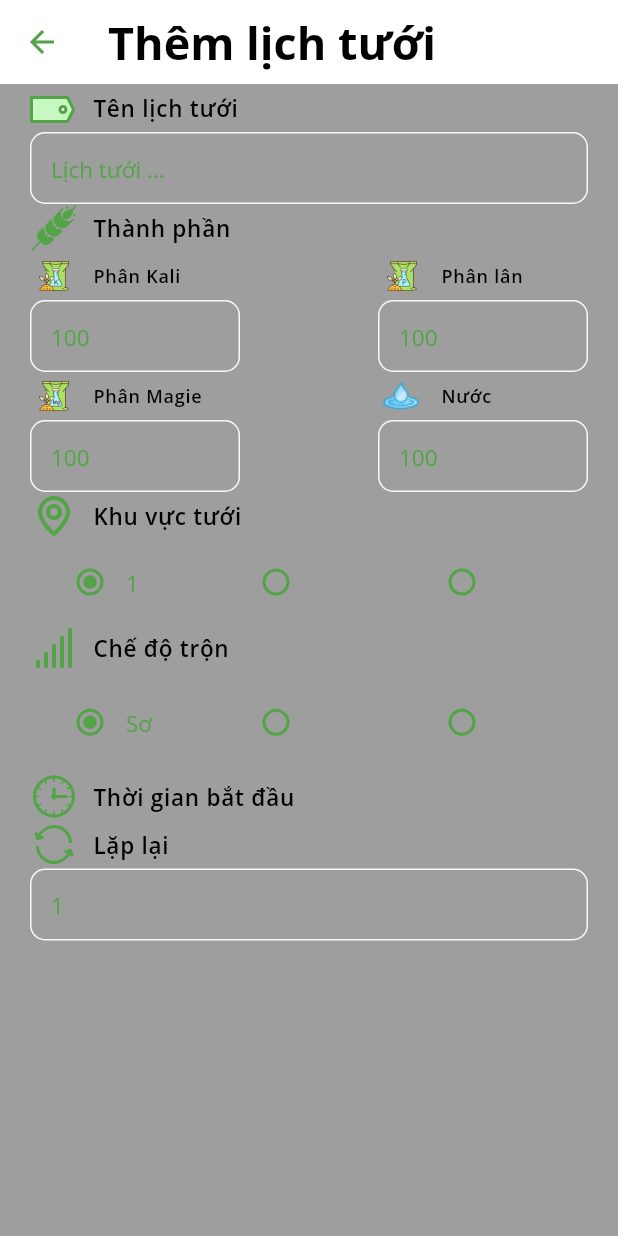
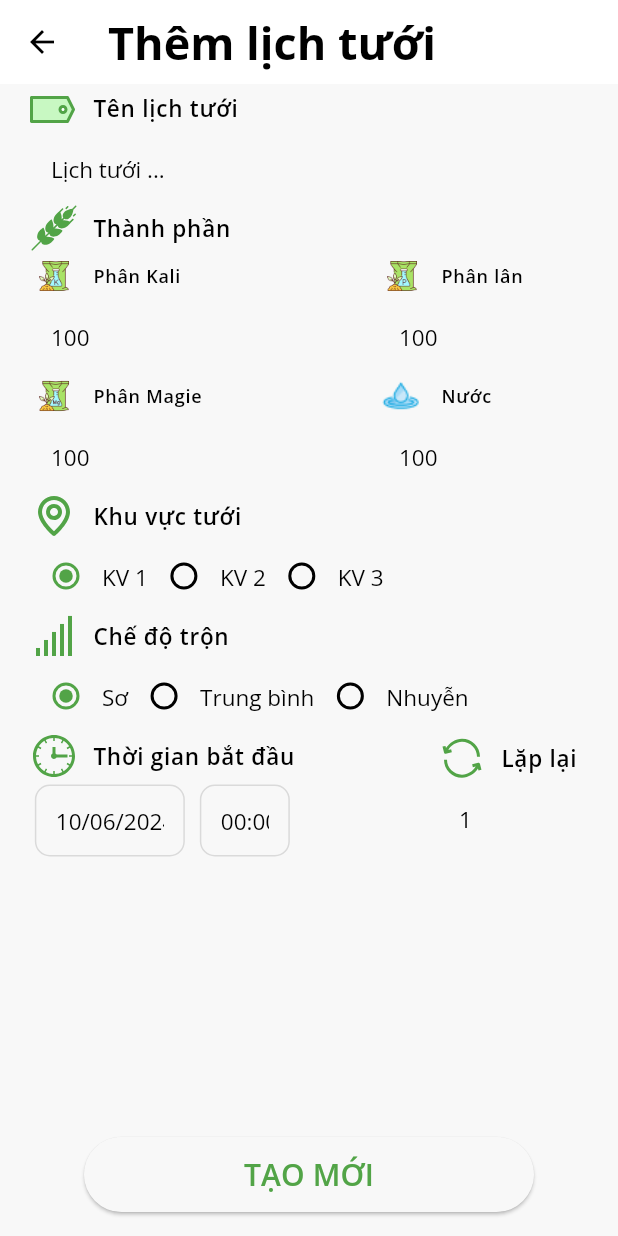
Before and after one commit to hoangluong202/iot-irrigation, a Flutter app: the screen it shows after launch, after a tap on an icon or button, on a phone screen of 412 x 824 dp. Run offline on Flutter 3.47's test engine with Material 3 defaults, Android fonts, the phone set to English and light mode, and no system bars; our stand-ins replace flutter_svg, table_calendar; missing offline and left inert: dart:ffi.

Commit message:
fix(calendar-add): update button create, fix radio button label format

```diff
--- /dev/null
+++ b/lib/components/date-time-picker.dart
@@ -0,0 +1,102 @@
+import 'dart:ffi';
+
+import 'package:flutter/material.dart';
+
+class DateTimePicker extends StatefulWidget {
+  const DateTimePicker({super.key});
+
+  @override
+  _DateTimePickerState createState() => _DateTimePickerState();
+}
+
+class _DateTimePickerState extends State<DateTimePicker> {
+  DateTime selectedDate = DateTime.now();
+  TimeOfDay selectedTime = const TimeOfDay(hour: 00, minute: 00);
+  final TextEditingController _dateController = TextEditingController();
+  final TextEditingController _timeController = TextEditingController();
+
+  Future<Null> _selectDate(BuildContext context) async {
+    final DateTime? picked = await showDatePicker(
+        context: context,
+        initialDate: selectedDate,
+        initialDatePickerMode: DatePickerMode.day,
+        firstDate: DateTime(2012),
+        lastDate: DateTime(2032),
+        fieldLabelText: 'Chọn ngày');
+    if (picked != null) {
+      setState(() {
+        selectedDate = picked;
+        _dateController.text = "${selectedDate.toLocal()}"
+            .split(' ')[0]
+            .split('-')
+            .reversed
+            .join('/');
+      });
+    }
+  }
+
+  Future<Null> _selectTime(BuildContext context) async {
+    final TimeOfDay? picked = await showTimePicker(
+      context: context,
+      initialTime: selectedTime,
+    );
+
+    if (picked != null) {
+      setState(() {
+        selectedTime = picked;
+        print(picked);
+        _timeController.text = selectedTime.format(context);
+      });
+    }
+  }
+
+  @override
+  void initState() {
+    _dateController.text = '10/06/2024';
+    _timeController.text = '00:00';
+    super.initState();
+  }
+
+  @override
+  Widget build(BuildContext context) {
+    return Row(children: [
+      Container(
+          width: 100,
+          child: InkWell(
+              onTap: () {
+                _selectDate(context);
+              },
+              child: TextFormField(
+                style: Theme.of(context).textTheme.displayMedium,
+                decoration: InputDecoration(
+                  contentPadding: const EdgeInsets.only(left: 10, right: 10),
+                  border: OutlineInputBorder(
+                    borderRadius: BorderRadius.circular(10),
+                  ),
+                ),
+                keyboardType: TextInputType.text,
+                enabled: false,
+                controller: _dateController,
+              ))),
+      const SizedBox(width: 10),
+      Container(
+          width: 60,
+          child: InkWell(
+              onTap: () {
+                _selectTime(context);
+              },
+              child: TextFormField(
+                style: Theme.of(context).textTheme.displayMedium,
+                decoration: InputDecoration(
+                  contentPadding: const EdgeInsets.only(left: 10, right: 10),
+                  border: OutlineInputBorder(
+                    borderRadius: BorderRadius.circular(10),
+                  ),
+                ),
+                keyboardType: TextInputType.text,
+                enabled: false,
+                controller: _timeController,
+              )))
+    ]);
+  }
+}
--- a/lib/constants/app_theme.dart
+++ b/lib/constants/app_theme.dart
@@ -21,8 +21,8 @@ class AppThemeData {
       onError: Color(0xff52A447),
       background: Color(0xffffffff),
       onBackground: Color(0xfff8f8f8),
-      surface: Colors.grey,
-      onSurface: Color(0xff52A447));
+      surface: Color(0xfff8f8f8),
+      onSurface: Colors.black);
 
   // static const _light = FontWeight.w300;
   static const _regular = FontWeight.w400;
@@ -50,6 +50,12 @@ class AppThemeData {
     displaySmall: TextStyle(fontSize: 12, fontFamily: 'OpenSans', fontWeight: _regular, color: boldTextColor),
 
     bodyLarge: TextStyle(fontSize: 20, fontFamily: 'OpenSans', fontWeight: _bold, color: boldTextColor),
+    bodyMedium: TextStyle(fontSize: 15, fontFamily: 'OpenSans', fontWeight: _bold, color: boldTextColor),
+    bodySmall: TextStyle(fontSize: 12, fontFamily: 'OpenSans', fontWeight: _bold, color: boldTextColor),
+
+    headlineLarge: TextStyle(fontSize: 20, fontFamily: 'OpenSans', fontWeight: _bold, color: boldTextColor),
+    headlineMedium: TextStyle(fontSize: 15, fontFamily: 'OpenSans', fontWeight: _bold, color: boldTextColor),
+    headlineSmall: TextStyle(fontSize: 12, fontFamily: 'OpenSans', fontWeight: _bold, color: boldTextColor),
 
   );
 }
--- a/lib/pages/calendar-form.dart
+++ b/lib/pages/calendar-form.dart
@@ -1,5 +1,6 @@
 import 'package:flutter/material.dart';
 import 'package:flutter_svg/svg.dart';
+import 'package:iot_irrigation/components/date-time-picker.dart';
 import 'package:iot_irrigation/constants/assets.dart';
 
 class CalendarForm extends StatefulWidget {
@@ -17,6 +18,7 @@ class _CalendarFormState extends State<CalendarForm> {
   @override
   Widget build(BuildContext context) {
     return Scaffold(
+        resizeToAvoidBottomInset: false,
         appBar: AppBar(
           title: Text('Thêm lịch tưới',
               style: Theme.of(context).textTheme.titleLarge),
@@ -152,17 +154,9 @@ class _CalendarFormState extends State<CalendarForm> {
                     _buildLabelWithIconSvg(
                         context, 'Khu vực tưới', Assets.locationIcon),
                     Row(
+                      mainAxisAlignment: MainAxisAlignment.start,
                       children: [
-                        Expanded(
-                          child: ListTile(
-                            title: Text('1'),
-                            horizontalTitleGap: 0,
-                            titleTextStyle:
-                                Theme.of(context).textTheme.displayMedium,
-                            textColor: 1 == _selectedArea
-                                ? Theme.of(context).colorScheme.primary
-                                : Theme.of(context).colorScheme.surface,
-                            leading: Radio<int>(
+                        Radio<int>(
                           value: 1,
                           groupValue: _selectedArea,
                           onChanged: (int? value) {
@@ -171,21 +165,9 @@ class _CalendarFormState extends State<CalendarForm> {
                             });
                           },
                         ),
-                          ),
-                        ),
-                        Expanded(
-                          child: ListTile(
-                            title: Text('2'),
-                            horizontalTitleGap: 0,
-                            titleTextStyle:
-                                Theme.of(context).textTheme.displayMedium,
-                            textColor: 2 == _selectedArea
-                                ? Theme.of(context).colorScheme.primary
-                                : Theme.of(context).colorScheme.surface,
-                            iconColor: 2 == _selectedArea
-                                ? Theme.of(context).colorScheme.primary
-                                : Theme.of(context).colorScheme.surface,
-                            leading: Radio<int>(
+                        Text('KV 1',
+                            style: Theme.of(context).textTheme.displayMedium),
+                        Radio<int>(
                           value: 2,
                           groupValue: _selectedArea,
                           onChanged: (int? value) {
@@ -194,18 +176,9 @@ class _CalendarFormState extends State<CalendarForm> {
                             });
                           },
                         ),
-                          ),
-                        ),
-                        Expanded(
-                          child: ListTile(
-                            title: Text('3'),
-                            horizontalTitleGap: 0,
-                            titleTextStyle:
-                                Theme.of(context).textTheme.displayMedium,
-                            textColor: 3 == _selectedArea
-                                ? Theme.of(context).colorScheme.primary
-                                : Theme.of(context).colorScheme.surface,
-                            leading: Radio<int>(
+                        Text('KV 2',
+                            style: Theme.of(context).textTheme.displayMedium),
+                        Radio<int>(
                           value: 3,
                           groupValue: _selectedArea,
                           onChanged: (int? value) {
@@ -214,24 +187,15 @@ class _CalendarFormState extends State<CalendarForm> {
                             });
                           },
                         ),
-                          ),
-                        ),
+                        Text('KV 3',
+                            style: Theme.of(context).textTheme.displayMedium),
                       ],
                     ),
                     _buildLabelWithIconSvg(
                         context, 'Chế độ trộn', Assets.levelIcon),
                     Row(
                       children: [
-                        Expanded(
-                          child: ListTile(
-                            title: Text('Sơ'),
-                            horizontalTitleGap: 0,
-                            titleTextStyle:
-                                Theme.of(context).textTheme.displayMedium,
-                            textColor: 1 == _selectedLevel
-                                ? Theme.of(context).colorScheme.primary
-                                : Theme.of(context).colorScheme.surface,
-                            leading: Radio<int>(
+                        Radio<int>(
                           value: 1,
                           groupValue: _selectedLevel,
                           onChanged: (int? value) {
@@ -240,21 +204,9 @@ class _CalendarFormState extends State<CalendarForm> {
                             });
                           },
                         ),
-                          ),
-                        ),
-                        Expanded(
-                          child: ListTile(
-                            title: Text('Trung bình'),
-                            horizontalTitleGap: 0,
-                            titleTextStyle:
-                                Theme.of(context).textTheme.displayMedium,
-                            textColor: 2 == _selectedLevel
-                                ? Theme.of(context).colorScheme.primary
-                                : Theme.of(context).colorScheme.surface,
-                            iconColor: 2 == _selectedLevel
-                                ? Theme.of(context).colorScheme.primary
-                                : Theme.of(context).colorScheme.surface,
-                            leading: Radio<int>(
+                        Text('Sơ',
+                            style: Theme.of(context).textTheme.displayMedium),
+                        Radio<int>(
                           value: 2,
                           groupValue: _selectedLevel,
                           onChanged: (int? value) {
@@ -263,18 +215,9 @@ class _CalendarFormState extends State<CalendarForm> {
                             });
                           },
                         ),
-                          ),
-                        ),
-                        Expanded(
-                          child: ListTile(
-                            title: Text('Nhuyễn'),
-                            horizontalTitleGap: 0,
-                            titleTextStyle:
-                                Theme.of(context).textTheme.displayMedium,
-                            textColor: 3 == _selectedLevel
-                                ? Theme.of(context).colorScheme.primary
-                                : Theme.of(context).colorScheme.surface,
-                            leading: Radio<int>(
+                        Text('Trung bình',
+                            style: Theme.of(context).textTheme.displayMedium),
+                        Radio<int>(
                           value: 3,
                           groupValue: _selectedLevel,
                           onChanged: (int? value) {
@@ -283,30 +226,62 @@ class _CalendarFormState extends State<CalendarForm> {
                             });
                           },
                         ),
-                          ),
-                        ),
+                        Text('Nhuyễn',
+                            style: Theme.of(context).textTheme.displayMedium),
                       ],
                     ),
+                    Row(
+                        mainAxisAlignment: MainAxisAlignment.spaceBetween,
+                        crossAxisAlignment: CrossAxisAlignment.center,
+                        children: [
+                          Column(children: [
                             _buildLabelWithIconSvg(
                                 context, 'Thời gian bắt đầu', Assets.clockIcon),
-                    // TextFormField(
-                    //   keyboardType: TextInputType.datetime,
-                    // ),
+                            const SizedBox(height: 3),
+                            DateTimePicker(),
+                          ]),
+                          Container(
+                            width: 100,
+                            child: Column(
+                                mainAxisAlignment: MainAxisAlignment.start,
+                                crossAxisAlignment: CrossAxisAlignment.start,
+                                children: [
                                   _buildLabelWithIconSvg(
                                       context, 'Lặp lại', Assets.repeatIcon),
                                   TextFormField(
                                     keyboardType: TextInputType.number,
-                      style: Theme.of(context).textTheme.displayMedium,
+                                    style: Theme.of(context)
+                                        .textTheme
+                                        .displayMedium,
                                     decoration: const InputDecoration(
-                          contentPadding: EdgeInsets.only(left: 10, right: 10),
+                                        contentPadding: EdgeInsets.only(
+                                            left: 10, right: 10),
                                         hintText: '1',
                                         suffixText: 'lần',
                                         border: OutlineInputBorder(
-                              borderRadius:
-                                  BorderRadius.all(Radius.circular(10)))),
+                                            borderRadius: BorderRadius.all(
+                                                Radius.circular(10)))),
                                   ),
+                                ]),
+                          ),
+                        ]),
                   ])),
-            ])));
+            ])),
+        floatingActionButton: ElevatedButton(
+            style: ElevatedButton.styleFrom(
+              maximumSize: const Size(300, 50),
+              alignment: Alignment.center,
+            ),
+            onPressed: () {
+              Navigator.pop(context);
+            },
+            child: Container(
+              alignment: Alignment.center,
+              child: Text(
+                'TẠO MỚI',
+              ),
+            )),
+        floatingActionButtonLocation: FloatingActionButtonLocation.centerFloat);
   }
 
   Widget _buildLabelWithIconSvg(
--- a/lib/pages/home.dart
+++ b/lib/pages/home.dart
@@ -26,7 +26,7 @@ class _MyHomePageState extends State<MyHomePage> {
       body: _selectedIndex == 0 ? _buildHome(context) : MyCalendarPage(),
       bottomNavigationBar: BottomNavigationBar(
           selectedItemColor: Theme.of(context).colorScheme.primary,
-          unselectedItemColor: Theme.of(context).colorScheme.surface,
+          unselectedItemColor: Theme.of(context).colorScheme.onSurface,
           currentIndex: _selectedIndex,
           onTap: (value) => {_onItemTapped(value)},
           items: <BottomNavigationBarItem>[
```
Lines whose indentation alone changed are shown as unchanged.
